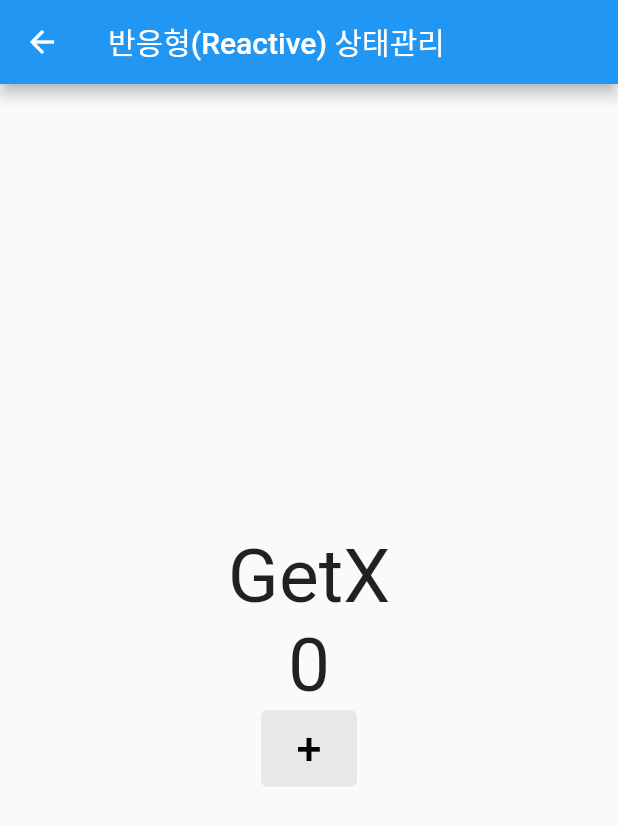
After one commit to kicok/flutter_sample_getx, a Flutter app: the screen it shows after launch, after a tap on "반응형상태관리(Reactive)", on a phone screen of 412 x 824 dp. The commit adds this screen. Shown: the top 826 px of the screen. Run offline on Flutter 3.47's test engine with Material 2 defaults, Android fonts, the phone set to English and light mode, and no system bars; our stand-ins replace get.

Commit message:
getx reactive를 이용한 기본 예제

```diff
--- /dev/null
+++ b/lib/src/controller/count_controller_with_reactive_getx.dart
@@ -0,0 +1,13 @@
+import 'package:get/get.dart';
+
+class CountControllerWithReactive //extends GetxController
+{
+  // extends GetxController 를 하지 않아도 사용가능
+  // 하지만 GetX<CountControllerWithReactive>(builder: (_) ... 사용하려면 extends GetxController 해야 한다.
+  // 그렇지만 위와 같은 기능을 하는 Obx(()=> ...value)를 사용하는게 더 간단하므로 괜찮다.
+  RxInt count = 0.obs;
+
+  void increase() {
+    count++;
+  }
+}
--- a/lib/src/home.dart
+++ b/lib/src/home.dart
@@ -3,6 +3,7 @@
 import 'pages/normal/first.dart';
 import 'package:get/get.dart';
 
+import 'pages/state_page/reactive_state_manage_page.dart';
 import 'pages/state_page/simple_state_manage_page.dart';
 
 class Home extends StatelessWidget {
@@ -80,6 +81,13 @@
                 Get.to(() => const SimpleStateManagePage());
               },
             ),
+            TextButton(
+              style: Utils.textButtonStryle,
+              child: const Text('반응형상태관리(Reactive)'),
+              onPressed: () {
+                Get.to(() => const ReactiveStateManagePage());
+              },
+            ),
           ],
         ),
       ),
--- /dev/null
+++ b/lib/src/pages/state_page/reactive_state_manage_page.dart
@@ -0,0 +1,46 @@
+import 'package:flutter/material.dart';
+import 'package:flutter_sample_route_getx/src/controller/count_controller_with_reactive_getx.dart';
+import 'package:flutter_sample_route_getx/src/utils/util.dart';
+import 'package:get/get.dart';
+
+class ReactiveStateManagePage extends StatelessWidget {
+  const ReactiveStateManagePage({Key? key}) : super(key: key);
+
+  @override
+  Widget build(BuildContext context) {
+    // Getx state를 인스턴스화 한다. (일반 단순상태관리와 같음)
+    Get.put(CountControllerWithReactive());
+    return Scaffold(
+      appBar: AppBar(
+        title: const Text('반응형(Reactive) 상태관리'),
+      ),
+      body: Center(
+        child: Column(
+          mainAxisAlignment: MainAxisAlignment.center,
+          children: [
+            const Text("GetX", style: TextStyle(fontSize: 50)),
+
+            // 아래코드를 사용하려면 Controller에서 GetxController를 extends 해야한다.
+            // GetX<CountControllerWithReactive>(builder: (_) {
+            //   return Text(
+            //       "${Get.find<CountControllerWithReactive>().count.value}",
+            //       style: const TextStyle(fontSize: 50));
+            // }),
+            Obx(
+              () => Text(
+                  "${Get.find<CountControllerWithReactive>().count.value}",
+                  style: const TextStyle(fontSize: 50)),
+            ),
+            TextButton(
+              style: Utils.textButtonStryle,
+              onPressed: () {
+                Get.find<CountControllerWithReactive>().increase();
+              },
+              child: const Text("+", style: TextStyle(fontSize: 30)),
+            ),
+          ],
+        ),
+      ),
+    );
+  }
+}
```
